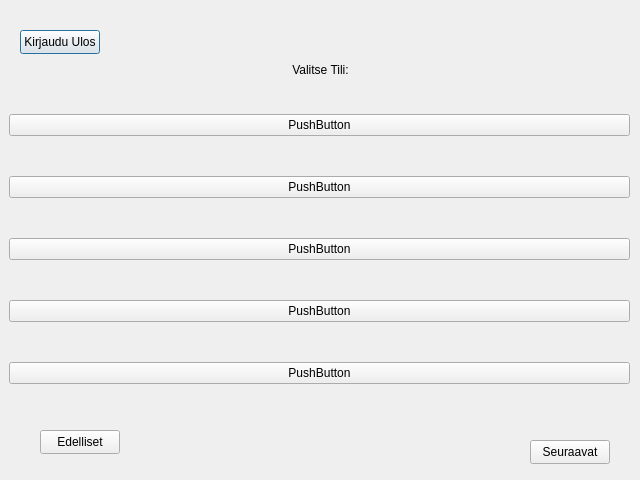
Old version of the form frontend/changeaccountwindow.ui in the repository slmksav/Qt6-ATM-app.
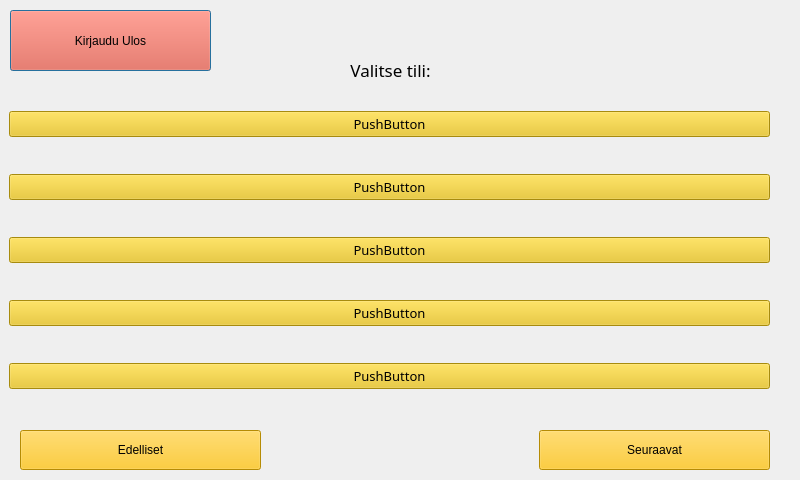
New version of the form. Icons and pictures are not drawn.

```diff
--- a/frontend/changeaccountwindow.ui
+++ b/frontend/changeaccountwindow.ui
@@ -9,22 +9,38 @@
    <rect>
     <x>0</x>
     <y>0</y>
-    <width>640</width>
+    <width>800</width>
     <height>480</height>
    </rect>
   </property>
+  <property name="minimumSize">
+   <size>
+    <width>800</width>
+    <height>480</height>
+   </size>
+  </property>
+  <property name="maximumSize">
+   <size>
+    <width>800</width>
+    <height>480</height>
+   </size>
+  </property>
   <property name="windowTitle">
    <string>Dialog</string>
   </property>
   <widget class="QPushButton" name="buttonLogout">
    <property name="geometry">
     <rect>
-     <x>20</x>
-     <y>30</y>
-     <width>80</width>
-     <height>24</height>
+     <x>10</x>
+     <y>10</y>
+     <width>201</width>
+     <height>61</height>
     </rect>
    </property>
+   <property name="styleSheet">
+    <string notr="true">background-color: rgb(255, 71, 39);
+</string>
+   </property>
    <property name="text">
     <string>Kirjaudu Ulos</string>
    </property>
@@ -32,12 +48,15 @@
   <widget class="QPushButton" name="buttonPrevious">
    <property name="geometry">
     <rect>
-     <x>40</x>
+     <x>20</x>
      <y>430</y>
-     <width>80</width>
-     <height>24</height>
+     <width>241</width>
+     <height>40</height>
     </rect>
    </property>
+   <property name="styleSheet">
+    <string notr="true">background-color: rgb(254, 195, 5);</string>
+   </property>
    <property name="text">
     <string>Edelliset</string>
    </property>
@@ -45,12 +64,15 @@
   <widget class="QPushButton" name="buttonNext">
    <property name="geometry">
     <rect>
-     <x>530</x>
-     <y>440</y>
-     <width>80</width>
-     <height>24</height>
+     <x>539</x>
+     <y>430</y>
+     <width>231</width>
+     <height>40</height>
     </rect>
    </property>
+   <property name="styleSheet">
+    <string notr="true">background-color: rgb(254, 195, 5);</string>
+   </property>
    <property name="text">
     <string>Seuraavat</string>
    </property>
@@ -58,14 +80,20 @@
   <widget class="QLabel" name="labelInfo">
    <property name="geometry">
     <rect>
-     <x>0</x>
+     <x>70</x>
      <y>60</y>
      <width>641</width>
      <height>20</height>
     </rect>
    </property>
+   <property name="font">
+    <font>
+     <family>Verdana Pro Semibold</family>
+     <pointsize>13</pointsize>
+    </font>
+   </property>
    <property name="text">
-    <string>Valitse Tili:</string>
+    <string>Valitse tili:</string>
    </property>
    <property name="alignment">
     <set>Qt::AlignCenter</set>
@@ -76,7 +104,7 @@
     <rect>
      <x>-1</x>
      <y>90</y>
-     <width>641</width>
+     <width>771</width>
      <height>321</height>
     </rect>
    </property>
@@ -85,13 +113,23 @@
      <rect>
       <x>10</x>
       <y>-10</y>
-      <width>621</width>
+      <width>761</width>
       <height>341</height>
      </rect>
     </property>
     <layout class="QVBoxLayout" name="verticalLayout">
      <item>
       <widget class="QPushButton" name="buttonAccount1">
+       <property name="font">
+        <font>
+         <family>Verdana Pro Cond</family>
+         <pointsize>10</pointsize>
+         <bold>false</bold>
+        </font>
+       </property>
+       <property name="styleSheet">
+        <string notr="true">background-color: rgb(234, 195, 19);</string>
+       </property>
        <property name="text">
         <string>PushButton</string>
        </property>
@@ -102,6 +140,16 @@
      </item>
      <item>
       <widget class="QPushButton" name="buttonAccount2">
+       <property name="font">
+        <font>
+         <family>Verdana Pro Cond</family>
+         <pointsize>10</pointsize>
+         <bold>false</bold>
+        </font>
+       </property>
+       <property name="styleSheet">
+        <string notr="true">background-color: rgb(234, 195, 19);</string>
+       </property>
        <property name="text">
         <string>PushButton</string>
        </property>
@@ -112,6 +160,16 @@
      </item>
      <item>
       <widget class="QPushButton" name="buttonAccount3">
+       <property name="font">
+        <font>
+         <family>Verdana Pro Cond</family>
+         <pointsize>10</pointsize>
+         <bold>false</bold>
+        </font>
+       </property>
+       <property name="styleSheet">
+        <string notr="true">background-color: rgb(234, 195, 19);</string>
+       </property>
        <property name="text">
         <string>PushButton</string>
        </property>
@@ -122,6 +180,16 @@
      </item>
      <item>
       <widget class="QPushButton" name="buttonAccount4">
+       <property name="font">
+        <font>
+         <family>Verdana Pro Cond</family>
+         <pointsize>10</pointsize>
+         <bold>false</bold>
+        </font>
+       </property>
+       <property name="styleSheet">
+        <string notr="true">background-color: rgb(234, 195, 19);</string>
+       </property>
        <property name="text">
         <string>PushButton</string>
        </property>
@@ -132,6 +200,16 @@
      </item>
      <item>
       <widget class="QPushButton" name="buttonAccount5">
+       <property name="font">
+        <font>
+         <family>Verdana Pro Cond</family>
+         <pointsize>10</pointsize>
+         <bold>false</bold>
+        </font>
+       </property>
+       <property name="styleSheet">
+        <string notr="true">background-color: rgb(234, 195, 19);</string>
+       </property>
        <property name="text">
         <string>PushButton</string>
        </property>
@@ -143,6 +221,30 @@
     </layout>
    </widget>
   </widget>
+  <widget class="QWidget" name="widget" native="true">
+   <property name="geometry">
+    <rect>
+     <x>0</x>
+     <y>0</y>
+     <width>801</width>
+     <height>481</height>
+    </rect>
+   </property>
+   <property name="styleSheet">
+    <string notr="true">
+    background-image: url(:/exeimgs/blueblue.png);
+    background-repeat: no-repeat;
+    background-position: center;
+
+</string>
+   </property>
+  </widget>
+  <zorder>widget</zorder>
+  <zorder>buttonLogout</zorder>
+  <zorder>buttonPrevious</zorder>
+  <zorder>buttonNext</zorder>
+  <zorder>labelInfo</zorder>
+  <zorder>buttonWrapper</zorder>
  </widget>
  <resources/>
  <connections/>
```
